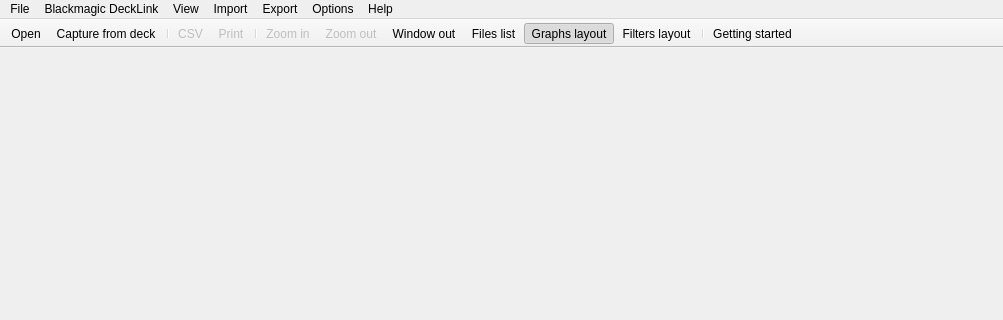
The window that Source/GUI/mainwindow.ui (bavc/qctools) describes before a commit, drawn with Qt 5; both pictures show x 0 to 1003 and y 0 to 320 of the 1003 by 776 pixel window.
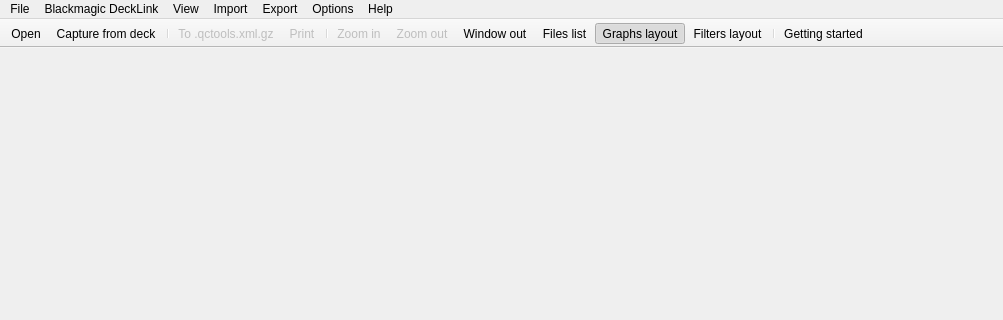
The same window after the commit.

Commit message: Export to CSV is replaced by Export to xml.gz, in the toolbar

The edit to the form file:
```diff
--- a/Source/GUI/mainwindow.ui
+++ b/Source/GUI/mainwindow.ui
@@ -162,7 +162,7 @@
    <addaction name="actionOpen"/>
    <addaction name="actionBlackmagicDeckLinkCapture"/>
    <addaction name="separator"/>
-   <addaction name="actionCSV"/>
+   <addaction name="actionExport_XmlGz_Prompt"/>
    <addaction name="actionPrint"/>
    <addaction name="separator"/>
    <addaction name="actionZoomIn"/>
```
The commit also changes 1 other file.
